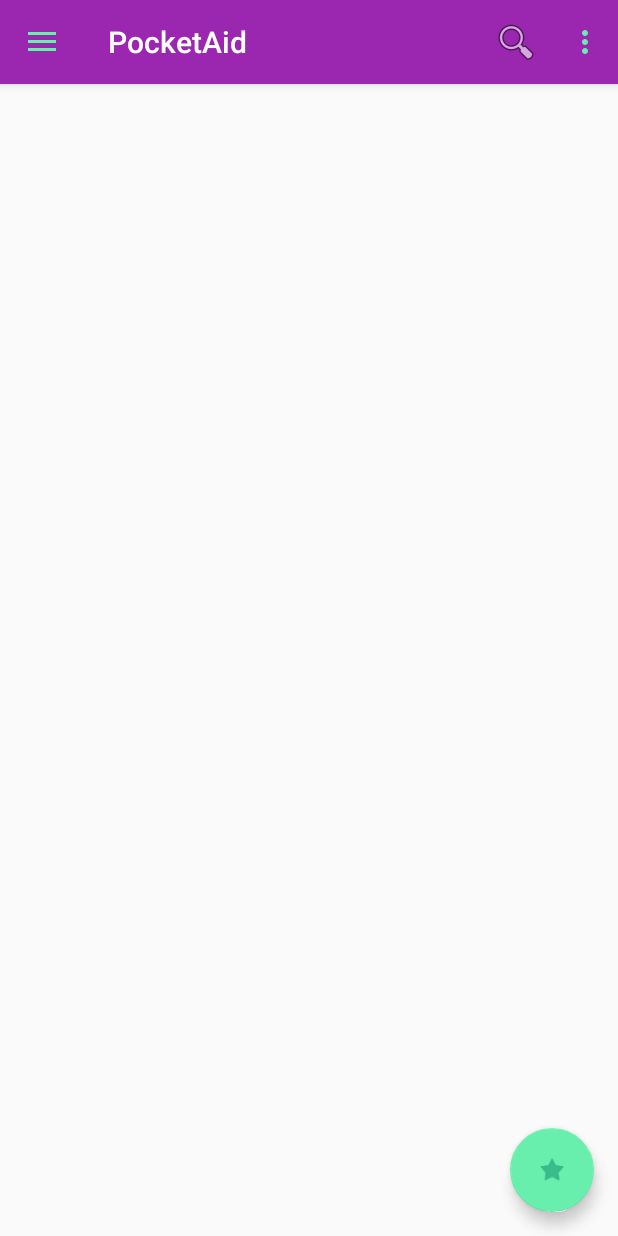
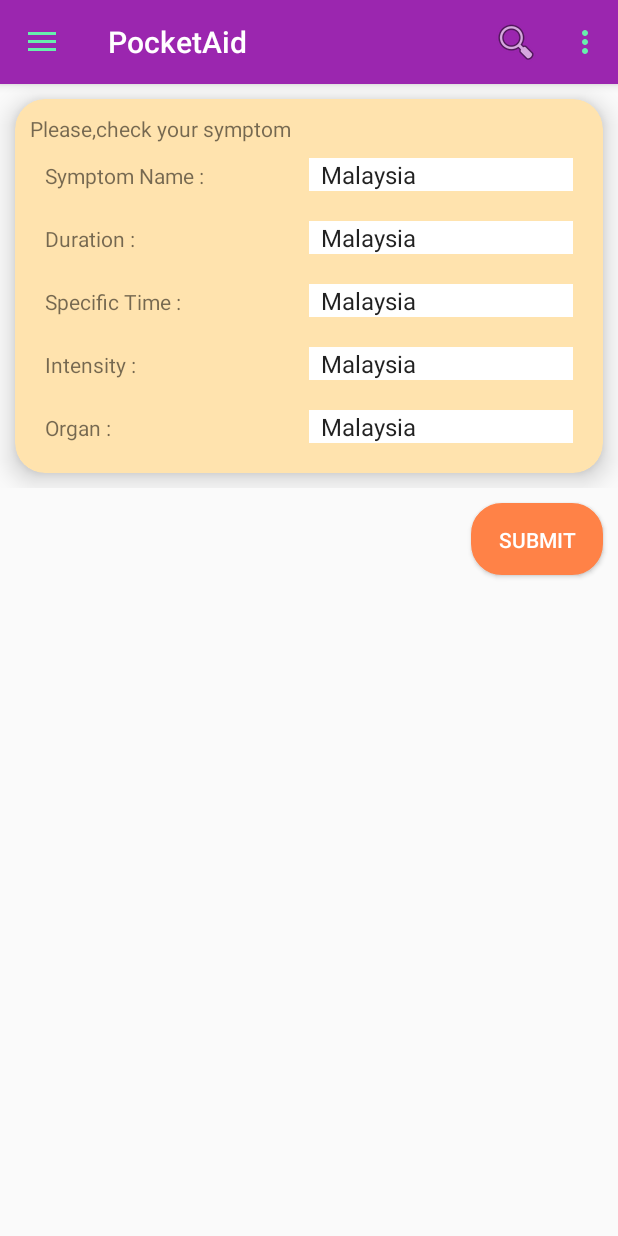
Before and after one commit to oaishi/PocketAid, an Android app: the screen it shows after launch (HomePage), in the side drawer, after a tap on "Virtual CheckUp", on a phone screen of 412 x 824 dp. Run offline under Robolectric (Android 15) with nearby library versions, the phone set to English and light mode, and no system bars; our stand-ins replace Firebase (no records; nobody signed in at launch, a user with empty details on screens opened directly); libraries missing offline, so code that uses them is left out: com.nostra13.universalimageloader; pictures from the network do not load; 3 statements that could not run were skipped.

Commit message:
Virtual CheckUp Ongoing

```diff
--- /dev/null
+++ b/app/src/main/java/com/example/fariahuq/pocketaid/CustomAdapterVirtual.java
@@ -0,0 +1,56 @@
+package com.example.fariahuq.pocketaid;
+
+import android.support.v7.widget.RecyclerView;
+import android.view.LayoutInflater;
+import android.view.View;
+import android.view.ViewGroup;
+import android.widget.Spinner;
+
+import java.util.ArrayList;
+
+
+public class CustomAdapterVirtual extends RecyclerView.Adapter<CustomAdapterVirtual.ViewHolder> {
+
+    private ArrayList<Integer> mDataSet;
+
+    public static class ViewHolder extends RecyclerView.ViewHolder {
+
+        public ViewHolder(View v) {
+            super(v);
+            Spinner spinner = (Spinner) v.findViewById(R.id.spinner);
+            spinner.setOnItemSelectedListener(new CustomOnItemSelectedListener());
+            Spinner spinner1 = (Spinner) v.findViewById(R.id.spinner1);
+            spinner1.setOnItemSelectedListener(new CustomOnItemSelectedListener());
+            Spinner spinner2 = (Spinner) v.findViewById(R.id.spinner2);
+            spinner2.setOnItemSelectedListener(new CustomOnItemSelectedListener());
+            Spinner spinner3 = (Spinner) v.findViewById(R.id.spinner3);
+            spinner3.setOnItemSelectedListener(new CustomOnItemSelectedListener());
+            Spinner spinner4 = (Spinner) v.findViewById(R.id.spinner4);
+            spinner4.setOnItemSelectedListener(new CustomOnItemSelectedListener());
+        }
+
+    }
+
+    public CustomAdapterVirtual(ArrayList<Integer> dataSet) {
+        mDataSet = dataSet;
+    }
+
+
+    @Override
+    public ViewHolder onCreateViewHolder(ViewGroup viewGroup, int viewType) {
+        // Create a new view.
+        View v = LayoutInflater.from(viewGroup.getContext())
+                .inflate(R.layout.cards_virtual, viewGroup, false);
+
+        return new ViewHolder(v);
+    }
+
+    @Override
+    public void onBindViewHolder(ViewHolder viewHolder, final int position) {
+
+    }
+    @Override
+    public int getItemCount() {
+        return mDataSet.size();
+    }
+}
--- /dev/null
+++ b/app/src/main/java/com/example/fariahuq/pocketaid/CustomOnItemSelectedListener.java
@@ -0,0 +1,21 @@
+package com.example.fariahuq.pocketaid;
+
+import android.view.View;
+import android.widget.AdapterView;
+import android.widget.AdapterView.OnItemSelectedListener;
+import android.widget.Toast;
+
+public class CustomOnItemSelectedListener implements OnItemSelectedListener {
+
+    public void onItemSelected(AdapterView<?> parent, View view, int pos,long id) {
+        Toast.makeText(parent.getContext(),
+                "OnItemSelectedListener : " + parent.getItemAtPosition(pos).toString(),
+                Toast.LENGTH_SHORT).show();
+    }
+
+    @Override
+    public void onNothingSelected(AdapterView<?> arg0) {
+        // TODO Auto-generated method stub
+    }
+
+}
--- /dev/null
+++ b/app/src/main/java/com/example/fariahuq/pocketaid/HolderOfVirtual.java
@@ -0,0 +1,158 @@
+/*
+* Copyright (C) 2014 The Android Open Source Project
+*
+* Licensed under the Apache License, Version 2.0 (the "License");
+* you may not use this file except in compliance with the License.
+* You may obtain a copy of the License at
+*
+*      http://www.apache.org/licenses/LICENSE-2.0
+*
+* Unless required by applicable law or agreed to in writing, software
+* distributed under the License is distributed on an "AS IS" BASIS,
+* WITHOUT WARRANTIES OR CONDITIONS OF ANY KIND, either express or implied.
+* See the License for the specific language governing permissions and
+* limitations under the License.
+*/
+
+package com.example.fariahuq.pocketaid;
+import android.os.Bundle;
+import android.support.v4.app.Fragment;
+import android.support.v7.widget.LinearLayoutManager;
+import android.support.v7.widget.RecyclerView;
+import android.view.LayoutInflater;
+import android.view.View;
+import android.view.ViewGroup;
+import android.widget.Button;
+import android.widget.LinearLayout;
+import java.util.ArrayList;
+
+public class HolderOfVirtual extends Fragment {
+    private static final String KEY_LAYOUT_MANAGER = "layoutManager";
+    private int i;
+    private Button submit;
+    private Button yes;
+    private Button no;
+    private LinearLayout process;
+
+    private enum LayoutManagerType {
+        GRID_LAYOUT_MANAGER,
+        LINEAR_LAYOUT_MANAGER
+    }
+
+    protected LayoutManagerType mCurrentLayoutManagerType;
+
+    protected RecyclerView mRecyclerView;
+    protected CustomAdapterVirtual mAdapter;
+    protected RecyclerView.LayoutManager mLayoutManager;
+    protected ArrayList<Integer> mDataset;
+
+    @Override
+    public void onCreate(Bundle savedInstanceState) {
+        super.onCreate(savedInstanceState);
+        // Initialize dataset, this data would usually come from a local content provider or
+        // remote server.
+        initDataset();
+    }
+
+    @Override
+    public View onCreateView(LayoutInflater inflater, ViewGroup container,
+            Bundle savedInstanceState) {
+        View rootView = inflater.inflate(R.layout.fragment_holder_of_virtual, container, false);
+        mRecyclerView = (RecyclerView) rootView.findViewById(R.id.my_recycle_view_list);
+        process = (LinearLayout)rootView.findViewById(R.id.process);
+        mLayoutManager = new LinearLayoutManager(getActivity());
+
+        mCurrentLayoutManagerType = LayoutManagerType.LINEAR_LAYOUT_MANAGER;
+
+        if (savedInstanceState != null) {
+            // Restore saved layout manager type.
+            mCurrentLayoutManagerType = (LayoutManagerType) savedInstanceState
+                    .getSerializable(KEY_LAYOUT_MANAGER);
+        }
+        setRecyclerViewLayoutManager(mCurrentLayoutManagerType);
+
+        mAdapter = new CustomAdapterVirtual(mDataset);
+        // Set CustomAdapter as the adapter for RecyclerView.
+        mRecyclerView.setAdapter(mAdapter);
+        // END_INCLUDE(initializeRecyclerView)
+
+        submit = (Button)rootView.findViewById(R.id.submit);
+        yes = (Button)rootView.findViewById(R.id.yes);
+        no = (Button)rootView.findViewById(R.id.no);
+        process.setVisibility(View.GONE);
+        submit.setOnClickListener(new View.OnClickListener() {
+                                      @Override
+                                      public void onClick(View v) {
+                                            process.setVisibility(View.VISIBLE);
+                                            submit.setVisibility(View.GONE);
+                                      }
+                                  }
+        );
+
+
+        yes.setOnClickListener(new View.OnClickListener() {
+                                      @Override
+                                      public void onClick(View v) {
+                                          process.setVisibility(View.GONE);
+                                          i++;
+                                          mDataset.add(i);
+                                          mAdapter.notifyDataSetChanged();
+                                          submit.setVisibility(View.VISIBLE);
+                                      }
+                                  }
+        );
+
+
+
+        no.setOnClickListener(new View.OnClickListener() {
+                                      @Override
+                                      public void onClick(View v) {
+
+                                      }
+                                  }
+        );
+
+        return rootView;
+    }
+
+    /**
+     * Set RecyclerView's LayoutManager to the one given.
+     *
+     * @param layoutManagerType Type of layout manager to switch to.
+     */
+    public void setRecyclerViewLayoutManager(LayoutManagerType layoutManagerType) {
+        int scrollPosition = 0;
+
+        // If a layout manager has already been set, get current scroll position.
+        if (mRecyclerView.getLayoutManager() != null) {
+            scrollPosition = ((LinearLayoutManager) mRecyclerView.getLayoutManager())
+                    .findFirstCompletelyVisibleItemPosition();
+        }
+
+        switch (layoutManagerType) {
+            default:
+                mLayoutManager = new LinearLayoutManager(getActivity());
+                mCurrentLayoutManagerType = LayoutManagerType.LINEAR_LAYOUT_MANAGER;
+        }
+
+        mRecyclerView.setLayoutManager(mLayoutManager);
+        mRecyclerView.scrollToPosition(scrollPosition);
+    }
+
+    @Override
+    public void onSaveInstanceState(Bundle savedInstanceState) {
+        // Save currently selected layout manager.
+        savedInstanceState.putSerializable(KEY_LAYOUT_MANAGER, mCurrentLayoutManagerType);
+        super.onSaveInstanceState(savedInstanceState);
+    }
+
+    /**
+     * Generates Strings for RecyclerView's adapter. This data would usually come
+     * from a local content provider or remote server.
+     */
+    private void initDataset() {
+        mDataset = new ArrayList<>();
+        mDataset.add(1);
+        i=1;
+    }
+}
--- a/app/src/main/java/com/example/fariahuq/pocketaid/HomePage.java
+++ b/app/src/main/java/com/example/fariahuq/pocketaid/HomePage.java
@@ -51,6 +51,7 @@
     private String path;
     private ContextWrapper cw;
     private File directoryaid;
+    private FloatingActionButton fab;
     private String frag;
     static final int PICK_CONTACT_REQUEST = 1;
 
@@ -83,7 +84,7 @@
         cw = new ContextWrapper(getApplicationContext());
         directoryaid = cw.getDir("imageDir", Context.MODE_PRIVATE);
 
-        FloatingActionButton fab = (FloatingActionButton) findViewById(R.id.fab);
+        fab = (FloatingActionButton) findViewById(R.id.fab);
         fab.setOnClickListener(new View.OnClickListener() {
             @Override
             public void onClick(View view) {
@@ -265,6 +266,11 @@
             frag = "profile";
         } else if (id == R.id.nav_checkup) {
             drawer.closeDrawer(GravityCompat.START);
+            FragmentTransaction transaction = getSupportFragmentManager().beginTransaction();
+            HolderOfVirtual fragment = new HolderOfVirtual();
+            transaction.replace(R.id.Fragment_Container, fragment);
+            transaction.commit();
+            fab.setVisibility(View.GONE);
             frag = "checkup";
         } else if (id == R.id.nav_first_aid) {
             drawer.closeDrawer(GravityCompat.START);
--- /dev/null
+++ b/app/src/main/res/drawable/roundercornervirtual.xml
@@ -0,0 +1,16 @@
+<?xml version="1.0" encoding="utf-8"?>
+<shape xmlns:android="http://schemas.android.com/apk/res/android" >
+    <stroke
+        android:width="1dp"
+        android:color="@color/submitbutton" />
+
+    <solid android:color="@color/submitbutton" />
+
+
+    <padding
+        android:left="1dp"
+        android:right="1dp"
+        android:top="1dp" />
+
+    <corners android:radius="20dp" />
+</shape>
--- /dev/null
+++ b/app/src/main/res/layout/cards_virtual.xml
@@ -0,0 +1,167 @@
+<?xml version="1.0" encoding="utf-8"?>
+<LinearLayout xmlns:android="http://schemas.android.com/apk/res/android"
+    xmlns:app="http://schemas.android.com/apk/res-auto"
+    xmlns:tools="http://schemas.android.com/tools"
+    android:layout_width="match_parent"
+    android:layout_height="wrap_content"
+    android:orientation="vertical">
+
+    <android.support.v7.widget.CardView xmlns:card_view="http://schemas.android.com/apk/res-auto"
+        android:id="@+id/card_view"
+        android:layout_width="match_parent"
+        android:layout_height="wrap_content"
+        android:layout_margin="10dp"
+        card_view:cardBackgroundColor="@color/virtual_background"
+        card_view:cardCornerRadius="20dp"
+        card_view:cardElevation="10dp">
+
+
+        <LinearLayout
+            android:id="@+id/poopy"
+            android:layout_margin="10dp"
+            android:layout_width="match_parent"
+            android:layout_height="wrap_content"
+            android:orientation="vertical">
+
+
+            <TextView
+                android:id="@+id/textView2"
+                android:layout_width="match_parent"
+                android:layout_height="wrap_content"
+                android:text="@string/add_a_symptom" />
+
+            <LinearLayout
+                android:id="@+id/symptom_name"
+                android:layout_width="match_parent"
+                android:layout_height="wrap_content"
+                android:orientation="horizontal"
+                android:layout_margin="10dp">
+
+                <TextView
+                    android:layout_width="0dp"
+                    android:layout_height="wrap_content"
+                    android:text="@string/symptom_name"
+                    android:layout_weight="1"/>
+
+                <Spinner
+                    android:id="@+id/spinner"
+                    android:layout_width="0dp"
+                    android:layout_height="wrap_content"
+                    android:layout_weight="1"
+                    android:background="@color/White"
+                    android:entries="@array/country_arrays"
+                    android:prompt="@string/name_selection"
+                    android:spinnerMode="dialog" />
+            </LinearLayout>
+
+            <LinearLayout
+                android:id="@+id/symptom_duration"
+                android:layout_width="match_parent"
+                android:layout_height="wrap_content"
+                android:orientation="horizontal"
+                android:layout_margin="10dp">
+
+                <TextView
+                    android:layout_width="0dp"
+                    android:layout_height="wrap_content"
+                    android:text="@string/symptom_duration"
+                    android:layout_weight="1"/>
+
+                <Spinner
+                    android:id="@+id/spinner1"
+                    android:layout_width="0dp"
+                    android:layout_height="wrap_content"
+                    android:layout_weight="1"
+                    android:background="@color/White"
+                    android:entries="@array/country_arrays"
+                    android:prompt="@string/duration_selection"
+                    android:spinnerMode="dialog" />
+            </LinearLayout>
+
+            <LinearLayout
+                android:id="@+id/symptom_time"
+                android:layout_width="match_parent"
+                android:layout_height="wrap_content"
+                android:orientation="horizontal"
+                android:layout_margin="10dp">
+
+                <TextView
+                    android:layout_width="0dp"
+                    android:layout_height="wrap_content"
+                    android:text="@string/symptom_time"
+                    android:layout_weight="1"/>
+
+                <Spinner
+                    android:id="@+id/spinner2"
+                    android:layout_width="0dp"
+                    android:layout_height="wrap_content"
+                    android:layout_weight="1"
+                    android:background="@color/White"
+                    android:entries="@array/country_arrays"
+                    android:prompt="@string/time_selection"
+                    android:spinnerMode="dialog" />
+            </LinearLayout>
+
+            <LinearLayout
+                android:id="@+id/symptom_intensity"
+                android:layout_width="match_parent"
+                android:layout_height="wrap_content"
+                android:orientation="horizontal"
+                android:layout_margin="10dp">
+
+                <TextView
+                    android:layout_width="0dp"
+                    android:layout_height="wrap_content"
+                    android:text="@string/symptom_intensity"
+                    android:layout_weight="1"/>
+
+                <Spinner
+                    android:id="@+id/spinner3"
+                    android:layout_width="0dp"
+                    android:layout_height="wrap_content"
+                    android:layout_weight="1"
+                    android:background="@color/White"
+                    android:entries="@array/country_arrays"
+                    android:prompt="@string/insertion_selection"
+                    android:spinnerMode="dialog" />
+            </LinearLayout>
+
+            <LinearLayout
+                android:id="@+id/symptom_organ_name"
+                android:layout_width="match_parent"
+                android:layout_height="wrap_content"
+                android:orientation="horizontal"
+                android:layout_margin="10dp">
+
+                <TextView
+                    android:layout_width="0dp"
+                    android:layout_height="wrap_content"
+                    android:text="@string/symptom_organ_name"
+                    android:layout_weight="1"/>
+
+                <Spinner
+                    android:id="@+id/spinner4"
+                    android:layout_width="0dp"
+                    android:layout_height="wrap_content"
+                    android:layout_weight="1"
+                    android:background="@color/White"
+                    android:entries="@array/country_arrays"
+                    android:prompt="@string/organ_name_selection"
+                    android:spinnerMode="dialog" />
+            </LinearLayout>
+
+        </LinearLayout>
+
+    </android.support.v7.widget.CardView>
+
+    <ScrollView
+        android:layout_width="match_parent"
+        android:layout_height="match_parent">
+
+        <LinearLayout
+            android:layout_width="match_parent"
+            android:layout_height="wrap_content"
+            android:orientation="vertical" />
+    </ScrollView>
+
+</LinearLayout>
--- /dev/null
+++ b/app/src/main/res/layout/fragment_holder_of_virtual.xml
@@ -0,0 +1,94 @@
+<?xml version="1.0" encoding="utf-8"?>
+<android.support.v4.widget.NestedScrollView xmlns:android="http://schemas.android.com/apk/res/android"
+    xmlns:app="http://schemas.android.com/apk/res-auto"
+    xmlns:tools="http://schemas.android.com/tools"
+    android:layout_width="match_parent"
+    android:layout_height="match_parent"
+    app:layout_behavior="@string/appbar_scrolling_view_behavior"
+    tools:context="com.example.fariahuq.pocketaid.HolderOfAidList">
+
+<LinearLayout
+    android:layout_width="match_parent"
+    android:layout_height="match_parent"
+    android:orientation="vertical"
+    android:gravity="end">
+
+    <!-- TODO: Update blank fragment layout -->
+
+        <android.support.v7.widget.RecyclerView
+        android:id="@+id/my_recycle_view_list"
+        android:layout_width="match_parent"
+        android:layout_height="wrap_content" >
+    </android.support.v7.widget.RecyclerView>
+
+    <Button
+        android:id="@+id/submit"
+        android:layout_width="wrap_content"
+        android:layout_height="wrap_content"
+        android:layout_margin="10dp"
+        android:background="@drawable/roundercornervirtual"
+        android:text="@string/submit"
+        android:textColor="@color/White" />
+
+    <LinearLayout
+        android:id="@+id/process"
+        android:layout_width="match_parent"
+        android:layout_height="wrap_content"
+        android:layout_margin="10dp"
+        android:orientation="vertical">
+
+        <android.support.v7.widget.CardView xmlns:card_view="http://schemas.android.com/apk/res-auto"
+            android:id="@+id/card_view"
+            android:layout_width="match_parent"
+            android:layout_height="wrap_content"
+            android:layout_margin="10dp"
+            android:padding="20dp"
+            card_view:cardBackgroundColor="@color/virtual_background"
+            card_view:cardCornerRadius="20dp"
+            card_view:cardElevation="10dp">
+
+            <TextView
+                android:id="@+id/textView3"
+                android:layout_width="wrap_content"
+                android:layout_height="wrap_content"
+                android:padding="10dp"
+                android:text="@string/virtual_decision" />
+        </android.support.v7.widget.CardView>
+
+
+        <LinearLayout
+            android:layout_width="match_parent"
+            android:layout_height="wrap_content"
+            android:orientation="horizontal">
+
+            <Button
+                android:id="@+id/yes"
+                style="?android:attr/buttonBarButtonStyle"
+                android:layout_width="0dp"
+                android:layout_height="wrap_content"
+                android:layout_marginEnd="10dp"
+                android:layout_marginRight="10dp"
+                android:layout_marginTop="10dp"
+                android:layout_weight="1"
+                android:background="@drawable/roundercornervirtual"
+                android:text="@string/new_entry"
+                android:textColor="@color/White" />
+
+            <Button
+                android:id="@+id/no"
+                style="?android:attr/buttonBarButtonStyle"
+                android:layout_width="0dp"
+                android:layout_height="wrap_content"
+                android:layout_marginLeft="10dp"
+                android:layout_marginStart="10dp"
+                android:layout_marginTop="10dp"
+                android:layout_weight="1"
+                android:background="@drawable/roundercornervirtual"
+                android:text="@string/show_result"
+                android:textColor="@color/White" />
+
+        </LinearLayout>
+
+    </LinearLayout>
+</LinearLayout>
+</android.support.v4.widget.NestedScrollView>
--- a/app/src/main/res/values/colors.xml
+++ b/app/src/main/res/values/colors.xml
@@ -43,4 +43,8 @@
     <color name="inactiv">#999999</color>
     <color name="bkg2">#3d4935</color>
 
+
+    <color name="virtual_background">#ffe3ae</color>
+    <color name="submitbutton">#ff8247</color>
+
 </resources>
--- a/app/src/main/res/values/strings.xml
+++ b/app/src/main/res/values/strings.xml
@@ -29,5 +29,31 @@
 
     <string name="undo_label"><u>Undo</u></string>
 
+    <string name="add_a_symptom">Please,check your symptom</string>
+    <string name="symptom_name">Symptom Name :</string>
+    <string name="name_selection">Select A Symptom</string>
+    <string name="show_result">No, Show me the result</string>
+    <string name="new_entry">Yes, Add a new symptom</string>
+    <string name="submit">Submit</string>
+    <string name="virtual_decision">Hmm , is there anything else you want to add ?</string>
+    <string name="symptom_duration">Duration :</string>
+    <string name="duration_selection">Select Duration</string>
+    <string name="symptom_time">Specific Time :</string>
+    <string name="time_selection">Pick a Time :</string>
+    <string name="symptom_intensity">Intensity :</string>
+    <string name="insertion_selection">Pick One</string>
+    <string name="symptom_organ_name">Organ :</string>
+    <string name="organ_name_selection">Pick One If Any</string>
 
+
+    <string-array name="country_arrays">
+        <item>Malaysia</item>
+        <item>United States</item>
+        <item>Indonesia</item>
+        <item>France</item>
+        <item>Italy</item>
+        <item>Singapore</item>
+        <item>New Zealand</item>
+        <item>India</item>
+    </string-array>
 </resources>
```
